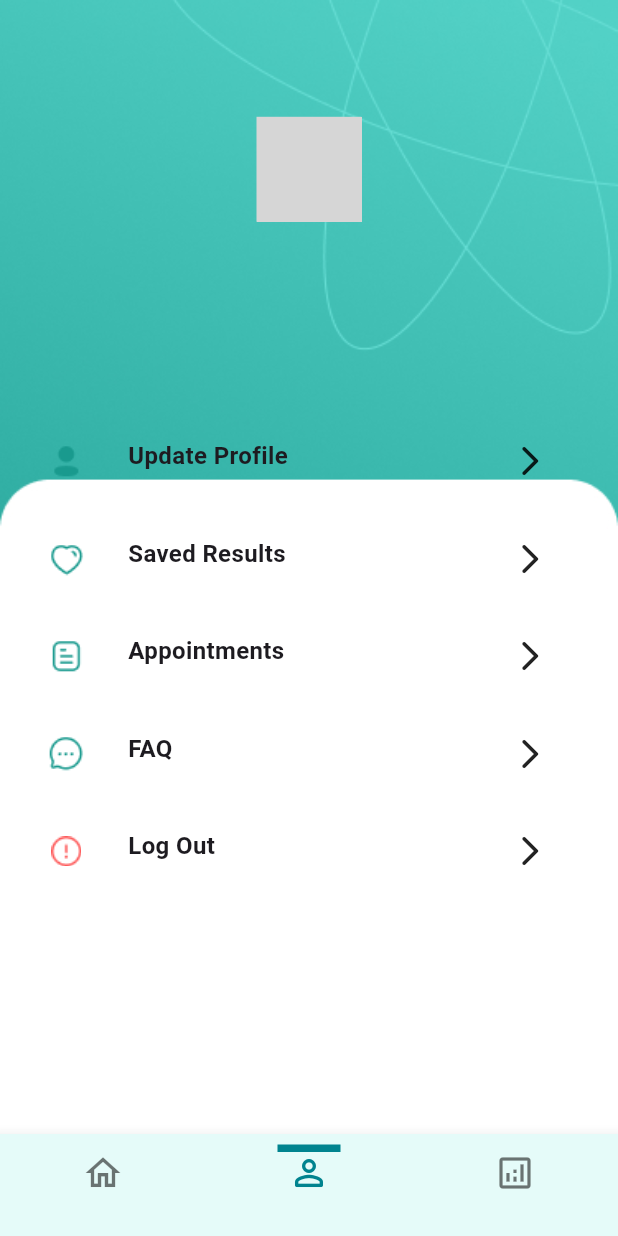
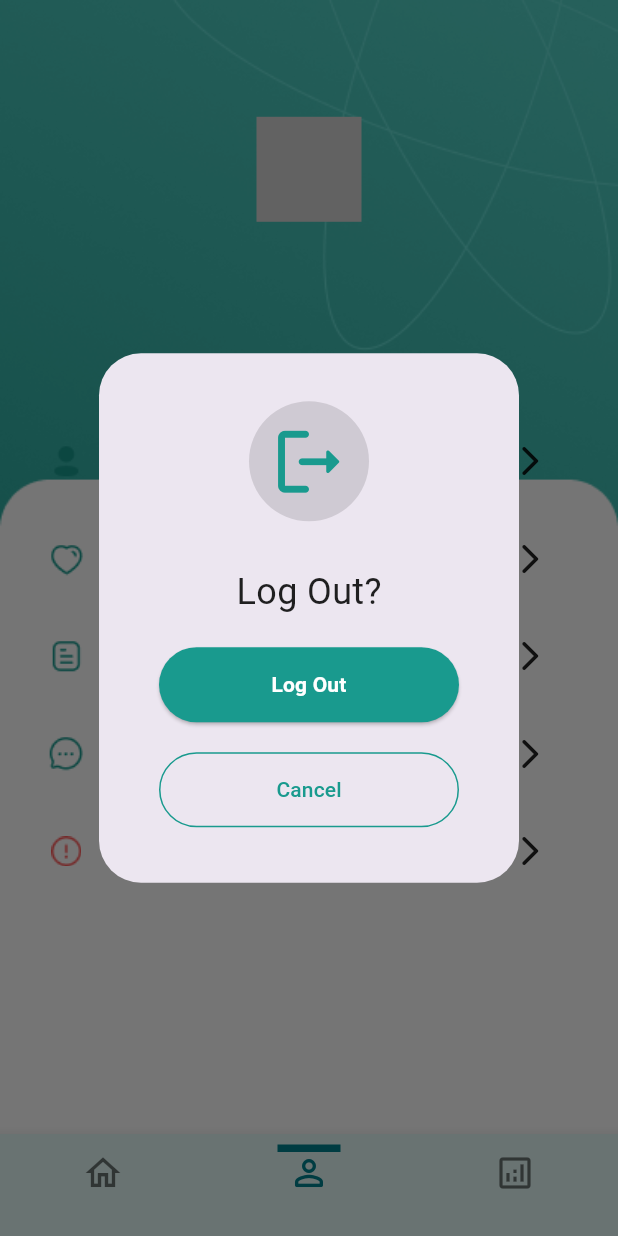
Before and after one commit to yjawais/WellBe-Brain-Tumor-Detection, a Flutter app: the screen it shows once a user with an empty profile is signed in, item 2 of the bottom bar chosen, after a tap on "Log Out", on a phone screen of 412 x 824 dp. Run offline on Flutter 3.47's test engine with Material 2 defaults, Android fonts, the light colour scheme and no system bars; drawn by our look-alikes of flutter_profile_picture; our stand-ins replace cloud_firestore, firebase_auth, firebase_core, google_sign_in, image_picker; accounts and stored records are empty; grey boxes are pictures that could not be loaded.

Commit message:
log out completed

```diff
--- a/lib/features/account/widgets/menu_options.dart
+++ b/lib/features/account/widgets/menu_options.dart
@@ -1,5 +1,7 @@
 import 'package:firebase_auth/firebase_auth.dart';
 import 'package:flutter/material.dart';
+import 'package:major_proj_sbj/common/gradient_button.dart';
+import 'package:major_proj_sbj/constants/global_variables.dart';
 
 class MenuOption extends StatelessWidget {
   const MenuOption({Key? key}) : super(key: key);
@@ -20,6 +22,79 @@ class MenuOption extends StatelessWidget {
     'Log Out',
   ];
 
+  void popupDialog(BuildContext context) {
+    showDialog(
+        context: context,
+        builder: (context) {
+          return SimpleDialog(
+            // title: const Text(" "),
+            children: [
+              SizedBox(
+                height: 325,
+                child: Center(
+                  child: Column(
+                    children: [
+                      const SizedBox(
+                        height: 20,
+                      ),
+                      const CircleAvatar(
+                        backgroundColor: Colors.black12,
+                        radius: 40,
+                        child: Icon(
+                          Icons.logout_rounded,
+                          size: 55,
+                          color: GlobalVariables.primaryColor,
+                        ),
+                      ),
+                      const SizedBox(
+                        height: 30,
+                      ),
+                      const Text(
+                        'Log Out?',
+                        style: TextStyle(
+                          fontSize: 24,
+                          color: Colors.black87,
+                        ),
+                      ),
+                      const SizedBox(
+                        height: 20,
+                      ),
+                      GradientButton(
+                        text: "Log Out",
+                        function: () {
+                          FirebaseAuth.instance.signOut();
+                        },
+                        buttonWidth: 200,
+                      ),
+                      const SizedBox(
+                        height: 20,
+                      ),
+                      SizedBox(
+                        width: 200,
+                        height: 50.0,
+                        child: OutlinedButton(
+                          style: OutlinedButton.styleFrom(
+                              shape: const StadiumBorder(),
+                              primary: GlobalVariables.primaryColor,
+                              padding: const EdgeInsets.all(0.0),
+                              side: const BorderSide(
+                                color: GlobalVariables.primaryColor,
+                              )),
+                          child: const Text('Cancel'),
+                          onPressed: () {
+                            Navigator.of(context, rootNavigator: true).pop();
+                          },
+                        ),
+                      ),
+                    ],
+                  ),
+                ),
+              ),
+            ],
+          );
+        });
+  }
+
   @override
   Widget build(BuildContext context) {
     return SizedBox(
@@ -31,13 +106,16 @@ class MenuOption extends StatelessWidget {
           return GestureDetector(
             onTap: () {
               switch (i) {
-                case 0: return null;
-                case 1: return null;
-                case 2: return null;
-                case 3: return null;
-                case 4: FirebaseAuth.instance.signOut();
-
-
+                case 0:
+                  return null;
+                case 1:
+                  return null;
+                case 2:
+                  return null;
+                case 3:
+                  return null;
+                case 4:
+                  popupDialog(context);
               }
             },
             child: Container(
@@ -73,7 +151,6 @@ class MenuOption extends StatelessWidget {
                     width: MediaQuery.of(context).size.width * 0.1,
                     child: const Icon(
                       Icons.arrow_forward_ios_rounded,
-
                     ),
                   ),
                 ],
--- a/lib/features/home/screens/home_screen.dart
+++ b/lib/features/home/screens/home_screen.dart
@@ -3,6 +3,7 @@ import 'package:major_proj_sbj/common/gradient_button.dart';
 import 'package:major_proj_sbj/constants/global_variables.dart';
 import 'package:major_proj_sbj/features/home/screens/brain_test_screen.dart';
 import 'package:major_proj_sbj/features/home/widgets/option_tile.dart';
+import 'package:url_launcher/url_launcher.dart';
 
 class HomeScreen extends StatelessWidget {
   static const String routeName = '/home';
@@ -185,13 +186,13 @@ class HomeScreen extends StatelessWidget {
                               child: GradientButton(
                                   text: "Learn More",
                                   function: () async {
-                                    // const url =
-                                    //     "https://cancer.org/cancer/brain-spinal-cord-tumors-adults/detection-diagnosis-staging.html";
-                                    // if (await canLaunch(url)) {
-                                    //   await launch(url);
-                                    // } else {
-                                    //   throw "cannot launch $url";
-                                    // }
+                                    const url =
+                                        "https://cancer.org/cancer/brain-spinal-cord-tumors-adults/detection-diagnosis-staging.html";
+                                    if (await canLaunch(url)) {
+                                      await launch(url);
+                                    } else {
+                                      throw "cannot launch $url";
+                                    }
                                   },
                                   buttonWidth: 130),
                             ),
--- a/pubspec.yaml
+++ b/pubspec.yaml
@@ -38,7 +38,7 @@ dependencies:
   cupertino_icons: ^1.0.2
   flutter_profile_picture: ^2.0.0
   google_sign_in: ^5.4.0
-  url_launcher: ^5.7.10
+  url_launcher: ^6.0.4
 dev_dependencies:
   flutter_test:
     sdk: flutter
```
Also changed, not shown: pubspec.lock, 5 other files.
